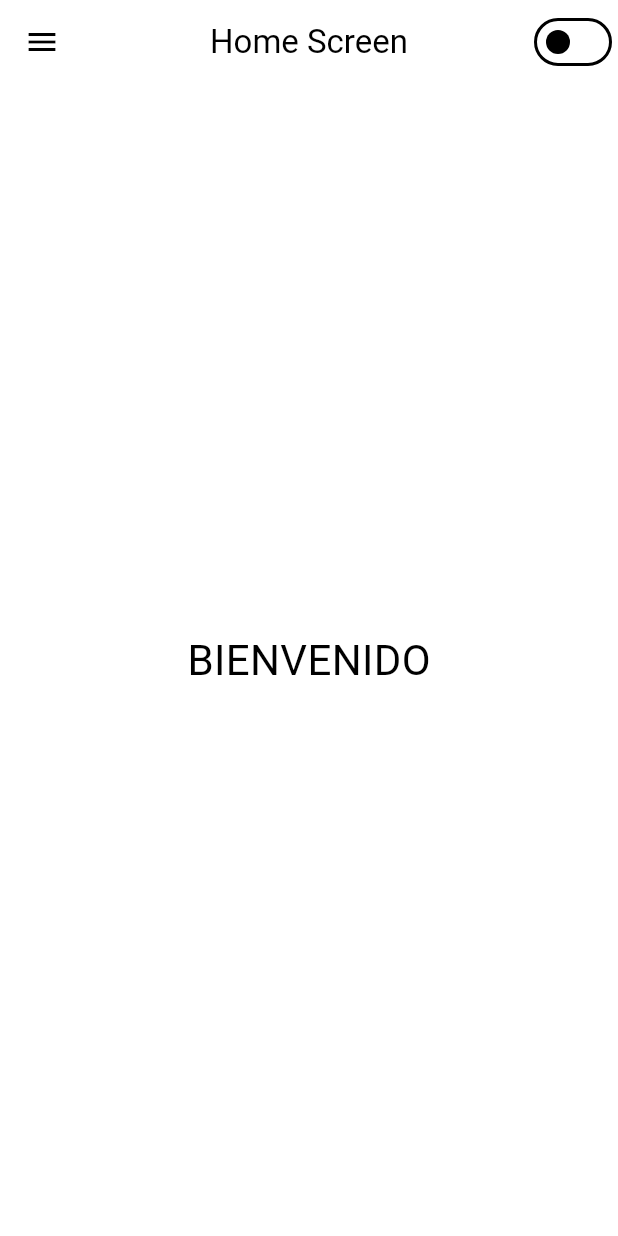
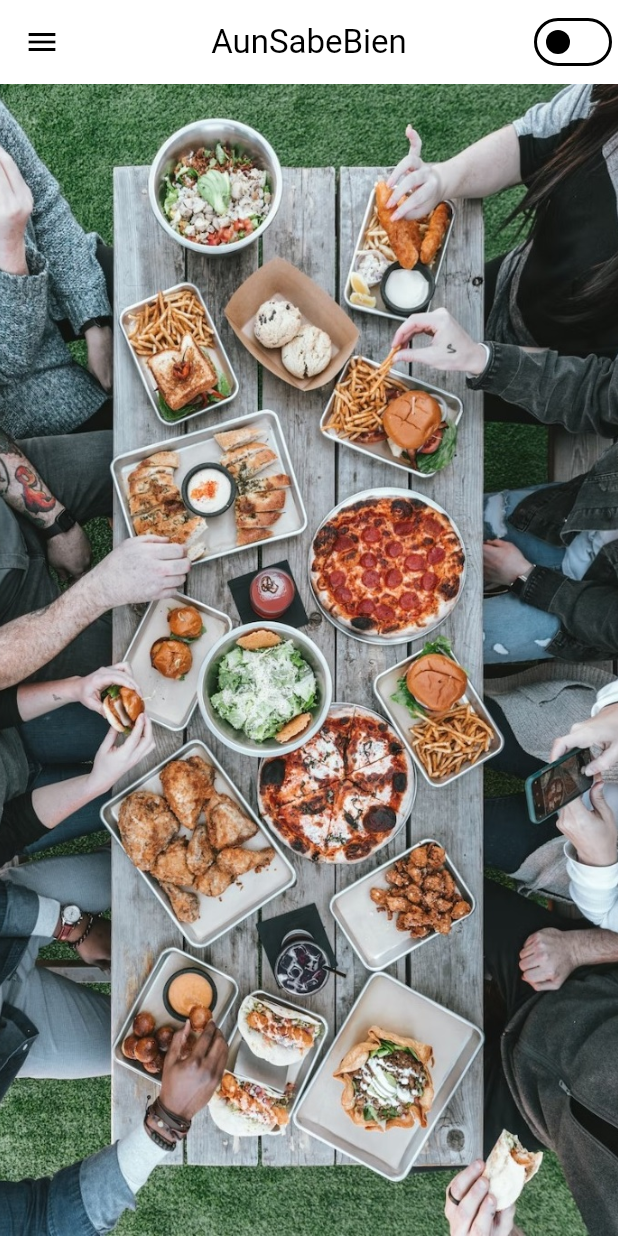
Before and after one commit to Angie-Mp/ProyectoFlutter, a Flutter app: the screen it shows after launch, on a phone screen of 412 x 824 dp. Run offline on Flutter 3.47's test engine with Material 2 defaults, Android fonts, the phone set to English and light mode, and no system bars; our stand-ins replace shared_preferences.

```diff
--- a/lib/screens/home_screen.dart
+++ b/lib/screens/home_screen.dart
@@ -19,7 +19,7 @@ class _HomeScreen extends State<HomeScreen> {
   Widget build(BuildContext context) {
     return Scaffold(
       appBar: AppBar(
-        title: const Text('Home Screen'),
+        title: const Text('AunSabeBien'),
         centerTitle: true,
         //
         actions: [
@@ -35,11 +35,11 @@ class _HomeScreen extends State<HomeScreen> {
         ],
       ),
       drawer: const CustomDrawerWidget(),
-      body: const Center(
-        child: Text(
-          'BIENVENIDO',
-          style: TextStyle(fontSize: 28),
-        ),
+      body: Container(
+        height: double.infinity,
+        width: double.infinity,
+        child: FittedBox(
+            fit: BoxFit.cover, child: Image.asset("assets/fondito.jpeg")),
       ),
     );
   }
```
Also changed, not shown: assets/fondito.jpeg (added), 10 other files.
